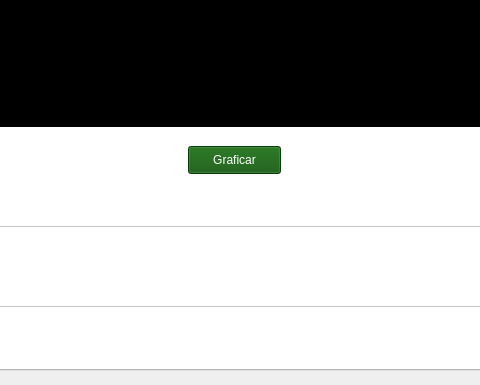
Before: the Qt Designer form Tareas/2/codigo_rasp/BLE/base_interfaz.ui in Tokosan/IoT, drawn with Qt 5; both pictures show x 154 to 634 and y 450 to 835 of the 779 by 835 pixel window.
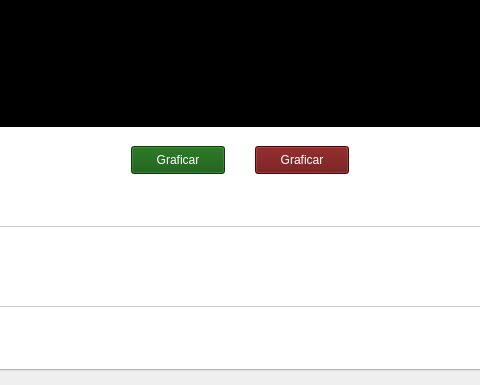
After: the same form once the commit is applied. The open tabs and pages were chosen to show the change. Custom widgets are drawn as their Qt base class.

Commit message: Avance en gráficos en tiempo real (data de juguete)

```diff
--- a/Tareas/2/codigo_rasp/BLE/base_interfaz.ui
+++ b/Tareas/2/codigo_rasp/BLE/base_interfaz.ui
@@ -908,9 +908,9 @@
     <widget class="QPushButton" name="boton_graficar">
      <property name="geometry">
       <rect>
-       <x>330</x>
+       <x>273</x>
        <y>560</y>
-       <width>93</width>
+       <width>94</width>
        <height>28</height>
       </rect>
      </property>
@@ -922,6 +922,23 @@
       <string>Graficar</string>
      </property>
     </widget>
+    <widget class="QPushButton" name="boton_detener_graficar">
+     <property name="geometry">
+      <rect>
+       <x>397</x>
+       <y>560</y>
+       <width>94</width>
+       <height>28</height>
+      </rect>
+     </property>
+     <property name="styleSheet">
+      <string notr="true">background-color: rgb(103, 8, 8);
+color: rgb(255, 255, 255);</string>
+     </property>
+     <property name="text">
+      <string>Graficar</string>
+     </property>
+    </widget>
    </widget>
   </widget>
  </widget>
```
The commit also changes 2 other files.
